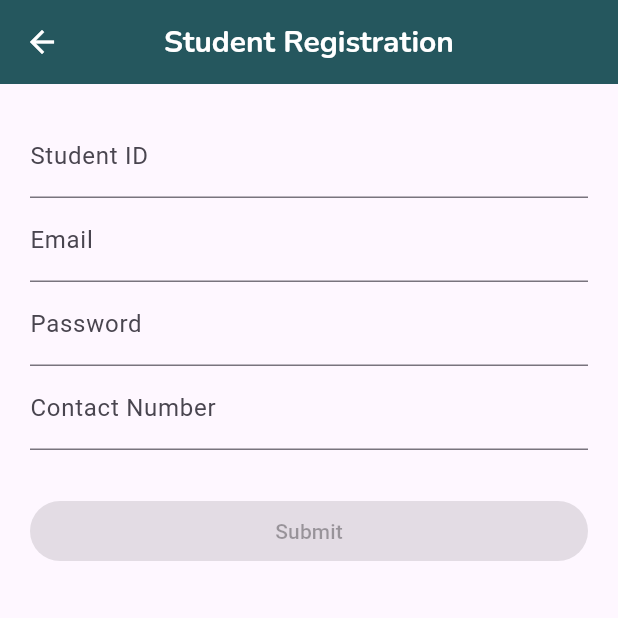
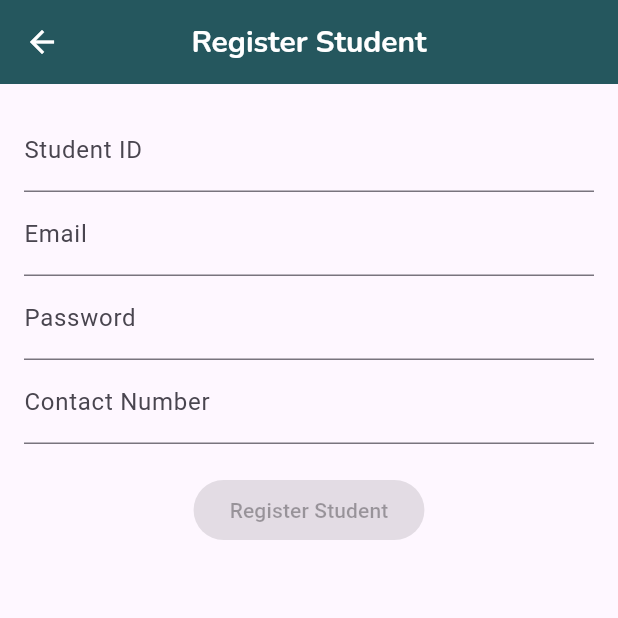
Before and after one commit to ArchipeSesanga/consultation_app, a Flutter app: the StudentRegistrationScreen screen opened by its route, on a phone screen of 412 x 824 dp, the top half of it. Run offline on Flutter 3.47's test engine with Material 3 defaults, Android fonts, the phone set to English and light mode, and no system bars; our stand-ins replace google_fonts, image_picker; network calls fail.

Commit message:
Fixed studentReg
Added a Model "Student Registration"

```diff
--- /dev/null
+++ b/lib/models/student_registration.dart
@@ -0,0 +1,43 @@
+//import 'package:cloud_firestore/cloud_firestore.dart';
+
+class Student {
+  final String id;
+  final String studentId;
+  final String email;
+  final String password;
+  final String contactNumber;
+  final DateTime createdAt;
+
+  Student({
+    required this.id,
+    required this.studentId,
+    required this.email,
+    required this.password,
+    required this.contactNumber,
+    required this.createdAt,
+  });
+
+  // Factory constructor to create a Student instance from a Firestore document
+ // factory Student.fromFirestore(DocumentSnapshot doc) {
+ //   Map<String, dynamic> data = doc.data() as Map<String, dynamic>;
+   // return Student(
+    //  id: doc.id,
+     // studentId: data['studentId'],
+      //email: data['email'],
+      //password: data['password'],
+     // contactNumber: data['contactNumber'],
+     // createdAt: (data['createdAt'] as Timestamp).toDate(),
+   // );
+ // }
+
+  // Convert a Student instance to a Firestore-friendly Map
+ // Map<String, dynamic> toFirestore() {
+   // return {
+    //  'studentId': studentId,
+     // 'email': email,
+     // 'password': password,
+     // 'contactNumber': contactNumber,
+     // 'createdAt': createdAt,
+   // };
+ // }
+}
--- a/lib/routes/route_manager.dart
+++ b/lib/routes/route_manager.dart
@@ -7,14 +7,14 @@ import '../views/add_consultation_screen.dart';
 import '../views/consultation_details_screen.dart';
 import '../views/home_screen.dart';
 import '../views/profile_page_screen.dart';
-import '../views/student_registration_screen.dart'; // <-- add this
+import '../views/student_registration_screen.dart';
 
 class RouteManager {
   static const String homeScreen = '/';
   static const String addConsultationScreen = '/addConsultation';
   static const String consultationDetailsScreen = '/consultationDetails';
   static const String profileScreen = '/profile';
-  static const String registrationScreen = '/register'; // <-- add this
+  static const String registrationScreen = '/register';
 
   static Route<dynamic> generateRoute(RouteSettings settings) {
     switch (settings.name) {
@@ -30,7 +30,9 @@ class RouteManager {
       case profileScreen:
         return MaterialPageRoute(builder: (_) => const ProfilePage());
       case registrationScreen:
-        return MaterialPageRoute(builder: (_) => const StudentRegistrationScreen());
+        return MaterialPageRoute(builder: (_) => StudentRegistrationScreen(onSubmit:
+        (String studentId, String email,
+        String password, String contact) {  },));
       default:
         throw const FormatException('Route not found!');
     }
--- a/lib/views/student_registration_screen.dart
+++ b/lib/views/student_registration_screen.dart
@@ -1,7 +1,21 @@
 import 'package:flutter/material.dart';
 
+
 class StudentRegistrationScreen extends StatefulWidget {
-  const StudentRegistrationScreen({super.key});
+  final String? studentId;
+  final String? initialEmail;
+  final String? initialPassword;
+  final String? initialContact;
+  final Function(String studentId, String email, String password, String contact) onSubmit;
+
+  const StudentRegistrationScreen({
+    super.key,
+    this.studentId,
+    this.initialEmail,
+    this.initialPassword,
+    this.initialContact,
+    required this.onSubmit,
+  });
 
   @override
   State<StudentRegistrationScreen> createState() => _StudentRegistrationScreenState();
@@ -9,27 +23,34 @@ class StudentRegistrationScreen extends StatefulWidget {
 
 class _StudentRegistrationScreenState extends State<StudentRegistrationScreen> {
   final _formKey = GlobalKey<FormState>();
+  final _studentIdController = TextEditingController();
+  final _emailController = TextEditingController();
+  final _passwordController = TextEditingController();
+  final _contactController = TextEditingController();
 
-  final TextEditingController _studentIdController = TextEditingController();
-  final TextEditingController _emailController = TextEditingController();
-  final TextEditingController _passwordController = TextEditingController();
-  final TextEditingController _contactController = TextEditingController();
-
-  bool _isFormValid = false;
-
-  void _updateFormValidity() {
-    setState(() {
-      _isFormValid = _formKey.currentState?.validate() ?? false;
-    });
-  }
+  bool isFormValid = false;
 
   @override
   void initState() {
     super.initState();
-    _studentIdController.addListener(_updateFormValidity);
-    _emailController.addListener(_updateFormValidity);
-    _passwordController.addListener(_updateFormValidity);
-    _contactController.addListener(_updateFormValidity);
+    if (widget.studentId != null) _studentIdController.text = widget.studentId!;
+    if (widget.initialEmail != null) _emailController.text = widget.initialEmail!;
+    if (widget.initialPassword != null) _passwordController.text = widget.initialPassword!;
+    if (widget.initialContact != null) _contactController.text = widget.initialContact!;
+
+    _studentIdController.addListener(validateForm);
+    _emailController.addListener(validateForm);
+    _passwordController.addListener(validateForm);
+    _contactController.addListener(validateForm);
+  }
+
+  void validateForm() {
+    final isValid = _formKey.currentState?.validate() ?? false;
+    if (isValid != isFormValid) {
+      setState(() {
+        isFormValid = isValid;
+      });
+    }
   }
 
   @override
@@ -41,38 +62,42 @@ class _StudentRegistrationScreenState extends State<StudentRegistrationScreen> {
     super.dispose();
   }
 
-  void _submitForm() {
-    if (_formKey.currentState?.validate() ?? false) {
-      // Will replace this with Firestore logic later
-      ScaffoldMessenger.of(context).showSnackBar(
-        const SnackBar(content: Text('Form Submitted Successfully')),
-      );
-    }
-  }
-
   @override
   Widget build(BuildContext context) {
     return Scaffold(
-      appBar: AppBar(title: const Text('Student Registration')),
+      appBar: AppBar(
+        title: Text(widget.studentId == null ? 'Register Student' : 'Update Student'),
+      ),
       body: Padding(
-        padding: const EdgeInsets.all(20),
+        padding: const EdgeInsets.all(16.0),
         child: Form(
           key: _formKey,
-          onChanged: _updateFormValidity,
-          child: ListView(
+          autovalidateMode: AutovalidateMode.onUserInteraction, // real-time error highlighting
+          child: SingleChildScrollView(
+            child: Column(
               children: [
                 TextFormField(
                   controller: _studentIdController,
                   decoration: const InputDecoration(labelText: 'Student ID'),
-                validator: (value) =>
-                    value == null || value.isEmpty ? 'Please enter your student ID' : null,
+                  validator: (value) {
+                    if (value == null || value.isEmpty) {
+                      return 'Required';
+                    }
+                    // Placeholder for uniqueness check
+                    // if (existingIds.contains(value)) return 'ID already exists';
+                    return null;
+                  },
                 ),
                 TextFormField(
                   controller: _emailController,
                   decoration: const InputDecoration(labelText: 'Email'),
                   validator: (value) {
-                  if (value == null || value.isEmpty) return 'Please enter your email';
-                  if (!value.contains('@')) return 'Invalid email format';
+                    if (value == null || value.isEmpty) {
+                      return 'Required';
+                    }
+                    if (!value.contains('@')) {
+                      return 'Invalid email';
+                    }
                     return null;
                   },
                 ),
@@ -81,24 +106,42 @@ class _StudentRegistrationScreenState extends State<StudentRegistrationScreen> {
                   decoration: const InputDecoration(labelText: 'Password'),
                   obscureText: true,
                   validator: (value) {
-                  if (value == null || value.isEmpty) return 'Please enter your password';
-                  if (value.length < 8) return 'Minimum 8 characters';
-                  if (!value.contains('@')) return 'Password must include "@"';
+                    if (value == null || value.isEmpty) {
+                      return 'Required';
+                    }
+                    if (value.length < 8) {
+                      return 'Minimum 8 characters';
+                    }
+                    if (!value.contains('@')) {
+                      return 'Must contain "@"';
+                    }
                     return null;
                   },
                 ),
                 TextFormField(
                   controller: _contactController,
                   decoration: const InputDecoration(labelText: 'Contact Number'),
-                validator: (value) =>
-                    value == null || value.isEmpty ? 'Please enter your contact number' : null,
+                  validator: (value) => value == null || value.isEmpty ? 'Required' : null,
                 ),
-              const SizedBox(height: 30),
+                const SizedBox(height: 20),
                 ElevatedButton(
-                onPressed: _isFormValid ? _submitForm : null,
-                child: const Text('Submit'),
+                  onPressed: isFormValid
+                      ? () {
+                          if (_formKey.currentState!.validate()) {
+                            widget.onSubmit(
+                              _studentIdController.text.trim(),
+                              _emailController.text.trim(),
+                              _passwordController.text.trim(),
+                              _contactController.text.trim(),
+                            );
+                            Navigator.pop(context);
+                          }
+                        }
+                      : null,
+                  child: Text(widget.studentId == null ? 'Register Student' : 'Update Student'),
                 ),
               ],
+            ),
           ),
         ),
       ),
```
Lines whose indentation alone changed are shown as unchanged.
